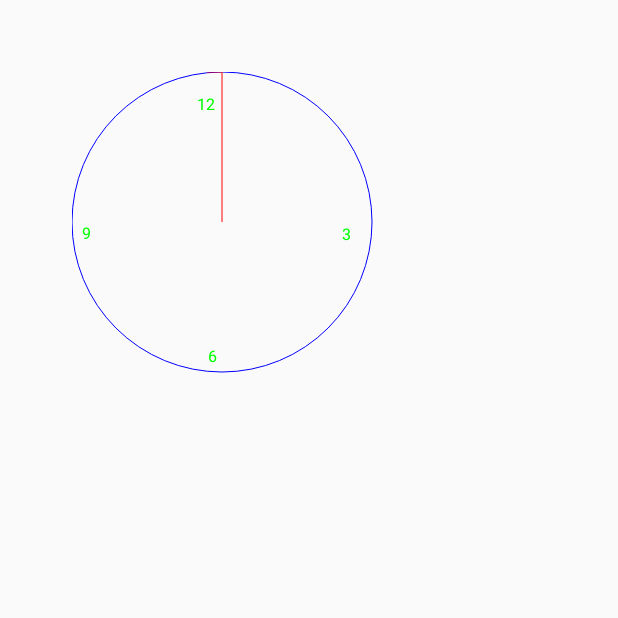
After one commit to zhiyukai/InterviewDemo, an Android app: the ClockActivity screen opened directly, with no data from a screen before it, on a phone screen of 412 x 824 dp, the top half of it. The commit adds this screen. Run offline under Robolectric (Android 15) with nearby library versions, the phone set to English and light mode, and no system bars.

Commit message:
add clock

```diff
--- a/app/src/main/AndroidManifest.xml
+++ b/app/src/main/AndroidManifest.xml
@@ -83,6 +83,7 @@
         <activity android:name=".animation.PropertyAnimationActivity" />
         <activity android:name=".notify.NotifyActivity" />
         <activity android:name=".gridview.GridViewActivity" />
+        <activity android:name=".cusview.ClockActivity" />
         <activity
             android:name=".FaceDetect.FaceDetectorActivity"
             android:exported="true" />
--- a/app/src/main/java/prictise/com/application1/MainActivity.java
+++ b/app/src/main/java/prictise/com/application1/MainActivity.java
@@ -18,6 +18,7 @@ import prictise.com.application1.animation.AnimationActivity;
 import prictise.com.application1.animation.PropertyAnimationActivity;
 import prictise.com.application1.circleImageView.CircleActivity;
 import prictise.com.application1.cus.CusActivity;
+import prictise.com.application1.cusview.ClockActivity;
 import prictise.com.application1.cusview.CusViewActivity;
 import prictise.com.application1.dialog.DialogActivity;
 import prictise.com.application1.eventDispatch.EventDispatchActivity;
@@ -228,4 +229,9 @@ public class MainActivity extends AppCompatActivity {
         startActivity(new Intent(this, FaceDetectorActivity.class));
     }
 
+    @OnClick(R.id.bt_lanch_clock)
+    public void lanchClock() {
+        startActivity(new Intent(this, ClockActivity.class));
+    }
+
 }
--- /dev/null
+++ b/app/src/main/java/prictise/com/application1/cusview/ClockActivity.java
@@ -0,0 +1,20 @@
+package prictise.com.application1.cusview;
+
+import android.app.Activity;
+import android.os.Bundle;
+import android.support.annotation.Nullable;
+
+import prictise.com.application1.R;
+
+/**
+ * @author zhisiyi
+ * @date 18.8.26 21:49
+ * @comment
+ */
+public class ClockActivity extends Activity {
+    @Override
+    protected void onCreate(@Nullable Bundle savedInstanceState) {
+        super.onCreate(savedInstanceState);
+        setContentView(R.layout.activity_clock);
+    }
+}
--- /dev/null
+++ b/app/src/main/res/layout/activity_clock.xml
@@ -0,0 +1,12 @@
+<?xml version="1.0" encoding="utf-8"?>
+<LinearLayout xmlns:android="http://schemas.android.com/apk/res/android"
+    android:layout_width="match_parent"
+    android:layout_height="match_parent">
+
+    <prictise.com.application1.cusview.ClockView
+        android:layout_width="wrap_content"
+        android:layout_height="wrap_content"
+        android:layout_marginLeft="@dimen/height_48dp"
+        android:layout_marginTop="@dimen/height_48dp" />
+
+</LinearLayout>
--- a/app/src/main/res/layout/activity_main.xml
+++ b/app/src/main/res/layout/activity_main.xml
@@ -105,5 +105,10 @@
             android:id="@+id/bt_lanch_face_detect"
             style="@style/ButtonStyle"
             android:text="启动人脸检测" />
+
+        <Button
+            android:id="@+id/bt_lanch_clock"
+            style="@style/ButtonStyle"
+            android:text="启动时钟界面" />
     </LinearLayout>
 </ScrollView>
```
Also changed, not shown: app/src/main/java/prictise/com/application1/TestCase.java (+25 -0 lines).
